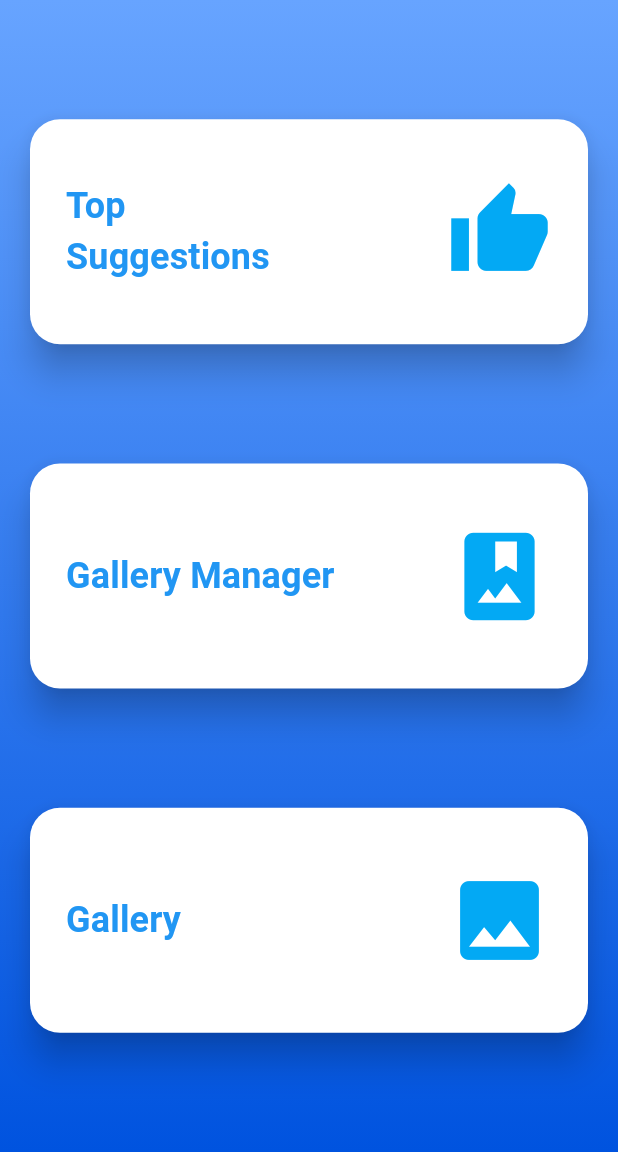
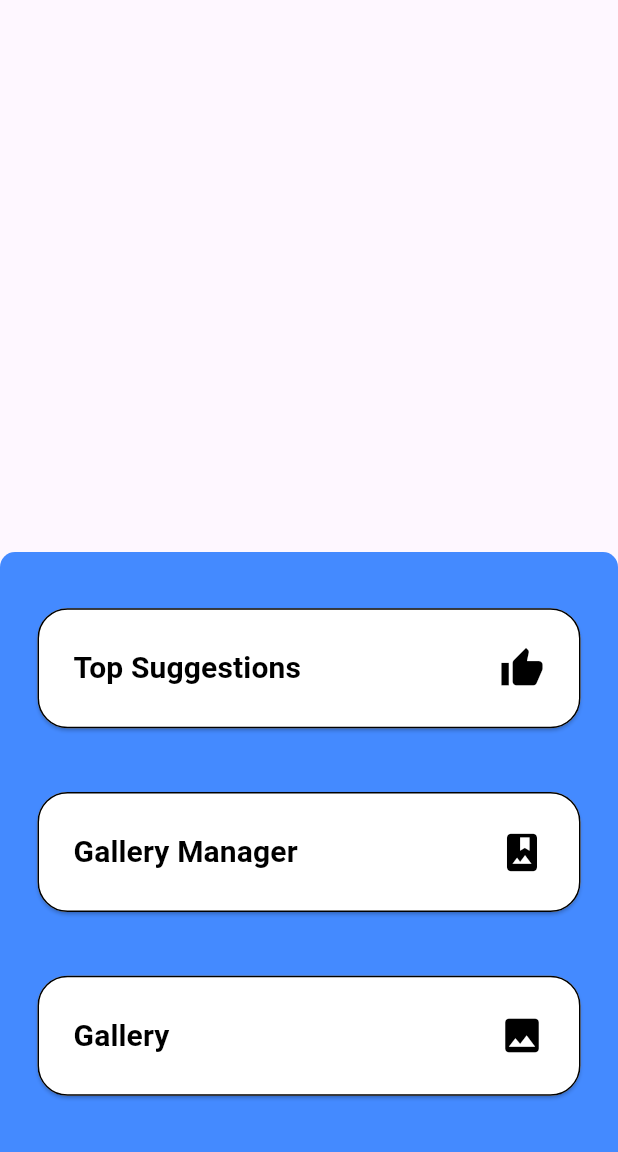
Before and after one commit to iRajapaksha/PhotoApp, a Flutter app: the screen it shows after launch, after a tap on "Get started", on a phone screen of 412 x 824 dp, the part 84-1236 px from its top. Run offline on Flutter 3.47's test engine with Material 3 defaults, Android fonts, the phone set to English and light mode, and no system bars; our stand-ins replace flutter_svg, get, lottie, scroll_snap_list.

Commit message:
added styles

```diff
--- a/lib/view/gallery_manager.dart
+++ b/lib/view/gallery_manager.dart
@@ -52,14 +52,19 @@ class _GalleryManagerState extends State<GalleryManager> {
                 ],
               ),
             ),
-            const TabBar(tabs: [
+            const TabBar(
+              indicatorColor: Colors.white, // Change the indicator color here
+              labelColor: Colors.blueAccent, // Change the selected tab text color here
+              tabs: [
                 Tab(
                   text: "Duplicate",
                 ),
                 Tab(
                   text: "Defected",
                 ),
-            ]),
+              ],
+            ),
+
             Expanded(
               child: TabBarView(children: [
                 Column(
--- a/lib/view/home.dart
+++ b/lib/view/home.dart
@@ -1,36 +1,48 @@
 import 'package:flutter/material.dart';
+import 'package:get/get.dart';
 import 'package:photo_app/view/gallery_manager.dart';
 import 'package:photo_app/view/top_suggestions.dart';
 import 'package:photo_app/components/nav_bar.dart';
 import 'package:photo_app/view/gallery_view.dart';
 
 class Home extends StatelessWidget {
-  const Home({super.key});
+  const Home({Key? key});
 
   @override
   Widget build(BuildContext context) {
     return Scaffold(
       appBar: appBar(),
       endDrawer: endDrawer(context),
-      body: Container(
+      body: Stack(
+        children: [
+          // Background image
+          // Image.asset(
+          //   'assets/icons/viktor-zhulin-c9NpkmAwBzc-unsplash.jpg', // Adjust the path to your image
+          //   fit: BoxFit.fill,
+          //   width: double.infinity,
+          //   height: double.infinity,
+          // ),
+          // Container with buttons
+          Align(
+            alignment: Alignment.bottomCenter,
+            child: ClipRRect(
+              borderRadius: const BorderRadius.only(
+                topLeft: Radius.circular(10),
+                topRight: Radius.circular(10),
+              ),
+              child: Container(
                 decoration: const BoxDecoration(
-          gradient: LinearGradient(
-            begin: Alignment.topCenter,
-            end: Alignment.bottomCenter,
-            colors: [
-              Color(0xFF67A4FF),
-              Color(0xFF0053DF),
-            ],
+                  color: Colors.blueAccent// Add opacity to the color for a semi-transparent background
                 ),
-        ),
-        child: Center(
+                width: 450,
+                height: 400, // Adjust height here
                 child: Column(
                   mainAxisAlignment: MainAxisAlignment.spaceEvenly,
                   children: [
                     _buildMenuButton(
                       context,
-                "Top\nSuggestions",
-                Icons.thumb_up, // Icon for Top Suggestions button
+                      "Top Suggestions",
+                      Icons.thumb_up,
                           () {
                         Navigator.push(
                           context,
@@ -56,7 +68,7 @@ class Home extends StatelessWidget {
                     _buildMenuButton(
                       context,
                       "Gallery",
-                Icons.image, // Icon for Gallery button
+                      Icons.image,
                           () {
                         Navigator.push(
                           context,
@@ -70,24 +82,24 @@ class Home extends StatelessWidget {
                 ),
               ),
             ),
+          ),
+        ],
+      ),
     );
   }
 
-  Widget _buildMenuButton(
-      BuildContext context, String text, IconData iconData, VoidCallback onPressed) {
-    return SizedBox(
-      width: double.infinity,
-      height: 150,
-      child: Padding(
-        padding: const EdgeInsets.symmetric(horizontal: 20),
+  Widget _buildMenuButton(BuildContext context, String text, IconData iconData, VoidCallback onPressed) {
+    return Padding(
+      padding: const EdgeInsets.symmetric(horizontal: 25, vertical: 5),
       child: ElevatedButton(
         onPressed: onPressed,
         style: ElevatedButton.styleFrom(
-            backgroundColor: Colors.white,
+          primary: Colors.white,
+          minimumSize: const Size(100, 80),
           shape: RoundedRectangleBorder(
-              borderRadius: BorderRadius.circular(20),
+            borderRadius: BorderRadius.circular(20.0),
+            side: const BorderSide(color: Colors.black), // Add black margin
           ),
-            elevation: 10,
         ),
         child: Row(
           mainAxisAlignment: MainAxisAlignment.spaceBetween,
@@ -95,20 +107,20 @@ class Home extends StatelessWidget {
             Text(
               text,
               style: const TextStyle(
-                  fontSize: 24,
-                  color: Colors.blue,
+                fontSize: 20,
                 fontWeight: FontWeight.bold,
+                color: Colors.black,
               ),
             ),
             Icon(
               iconData,
-                size: 70,
-                color: Colors.lightBlue,
+              size: 30,
+              color: Colors.black,
             ),
           ],
         ),
       ),
-      ),
     );
   }
+
 }
--- a/lib/view/top_suggestion_selected.dart
+++ b/lib/view/top_suggestion_selected.dart
@@ -33,7 +33,7 @@ class _TopSuggestionSelectedState extends State<TopSuggestionSelected> {
           children: [
             Container(
               decoration: const BoxDecoration(
-                  color: Color.fromARGB(255, 200, 200, 200)),
+              color: Color.fromARGB(255, 200, 200, 200)),
               height: 35,
               width: 500,
               child: Row(
@@ -49,7 +49,13 @@ class _TopSuggestionSelectedState extends State<TopSuggestionSelected> {
                   const SizedBox(
                     width: 8,
                   ),
-                  const Text("Sharing Content"),
+                  const Text(
+                    "Sharing content",
+                    style: TextStyle(
+                      color: Colors.black, // Change font color to white
+                      fontSize: 16, // Optionally, adjust font size
+                    ),
+                  ),
                 ],
               ),
             ),
@@ -98,10 +104,10 @@ class _TopSuggestionSelectedState extends State<TopSuggestionSelected> {
             ),
             Container(
               margin: const EdgeInsets.only(top: 10.0), // Adjust margin to move the box down
-              padding: const EdgeInsets.symmetric(vertical: 10.0),
+              padding: const EdgeInsets.symmetric(vertical: 12.0),
               width: 350,
               decoration: BoxDecoration(
-                color: Colors.grey[200], // Example: Box color
+                color: Colors.black12, // Example: Box color
                 borderRadius: BorderRadius.circular(10), // Example: Rounded corners
               ),
               child: Text(
@@ -135,7 +141,7 @@ class _TopSuggestionSelectedState extends State<TopSuggestionSelected> {
                           )));
                 },
                 style: ElevatedButton.styleFrom(
-                    backgroundColor: Colors.blue,
+                    backgroundColor: Colors.blueAccent,
                     minimumSize: const Size(120, 40),
                     shape: RoundedRectangleBorder(
                         borderRadius: BorderRadius.circular(20))),
--- a/lib/view/top_suggestions.dart
+++ b/lib/view/top_suggestions.dart
@@ -7,14 +7,12 @@ import 'package:scroll_snap_list/scroll_snap_list.dart';
 
 class TopSuggestions extends StatefulWidget {
   const TopSuggestions({super.key});
-
   @override
   State<TopSuggestions> createState() => _TopSuggestionsState();
 }
 
 class _TopSuggestionsState extends State<TopSuggestions> {
   int selectedPhotoIndex = 0;
-
   List<Photo> photos = [];
 
   void _getInitInfo() {
@@ -47,7 +45,14 @@ class _TopSuggestionsState extends State<TopSuggestions> {
                 const SizedBox(
                   width: 8,
                 ),
-                const Text("Top Suggestions"),
+                const Text(
+                  "Top Suggestions",
+                  style: TextStyle(
+                    color: Colors.black, // Change font color to white
+                    fontSize: 16, // Optionally, adjust font size
+                  ),
+                ),
+
               ],
             ),
           ),
@@ -83,7 +88,7 @@ class _TopSuggestionsState extends State<TopSuggestions> {
                           selectedPhoto: photos[selectedPhotoIndex])));
             },
             style: ElevatedButton.styleFrom(
-                backgroundColor: Colors.blue,
+                backgroundColor: Colors.blueAccent,
                 minimumSize: const Size(150, 40),
                 shape: RoundedRectangleBorder(
                     borderRadius: BorderRadius.circular(20))),
@@ -126,10 +131,6 @@ class _TopSuggestionsState extends State<TopSuggestions> {
               ),
             ),
           ),
-
-
-
-
         ],
       ),
     );
--- a/lib/view/welcome_view.dart
+++ b/lib/view/welcome_view.dart
@@ -2,6 +2,54 @@ import 'package:flutter/material.dart';
 import 'package:lottie/lottie.dart';
 import 'package:photo_app/view/home.dart';
 
+class BackgroundTriangles extends StatelessWidget {
+  const BackgroundTriangles({super.key});
+
+  @override
+  Widget build(BuildContext context) {
+    return CustomPaint(
+      size: MediaQuery.of(context).size,
+      painter: _BackgroundTrianglePainter(),
+    );
+  }
+}
+
+class _BackgroundTrianglePainter extends CustomPainter {
+  @override
+  void paint(Canvas canvas, Size size) {
+    final paint = Paint()
+      ..color = Colors.blueAccent
+      ..style = PaintingStyle.fill;
+
+    final double width = size.width;
+    final double height = size.height;
+
+    // Define coordinates for two triangles
+    final List<List<Offset>> triangles = [
+      [
+        Offset(width * 0, height * 1),
+        Offset(width * 0, height * 0),
+        Offset(width * 1, height * 0),
+      ],
+    ];
+
+    // Draw the triangles
+    for (final triangle in triangles) {
+      final path = Path()
+        ..moveTo(triangle[0].dx, triangle[0].dy)
+        ..lineTo(triangle[1].dx, triangle[1].dy)
+        ..lineTo(triangle[2].dx, triangle[2].dy)
+        ..close();
+
+      canvas.drawPath(path, paint);
+    }
+  }
+
+  @override
+  bool shouldRepaint(CustomPainter oldDelegate) {
+    return false;
+  }
+}
 
 class WelcomeView extends StatelessWidget {
   const WelcomeView({super.key});
@@ -9,50 +57,54 @@ class WelcomeView extends StatelessWidget {
   @override
   Widget build(BuildContext context) {
     return Scaffold(
-      body: Container(
-        decoration: const BoxDecoration(
-          gradient: RadialGradient(
-            colors: [
-              Color(0xFF1FA2FD),
-              Color(0xFF0072ff),
-            ],
-            radius: 1,
-            center: Alignment.topLeft,
+      body: Stack(
+        children: [
+          Container(
+            // decoration: const BoxDecoration(
+            //   gradient: RadialGradient(
+            //     colors: [
+            //       Color(0xFF1FA2FD),
+            //       Color(0xFF0072ff),
+            //     ],
+            //     radius: 1,
+            //     center: Alignment.topLeft,
+            //   ),
+            // ),
           ),
-        ),
-        child: Column(
+          const BackgroundTriangles(), // Add background triangles
+          Column(
             mainAxisAlignment: MainAxisAlignment.center,
             children: [
               const Padding(
                 padding: EdgeInsets.only(left: 20.0, top: 120.0),
-              child: Row(
-                crossAxisAlignment: CrossAxisAlignment.start,
-                children: [
-                  Text(
-                    'Hi There!',
-                    style: TextStyle(
-                      fontSize: 28.0,
-                      color: Colors.white,
-                      fontWeight: FontWeight.bold,
-                    ),
-                  ),
-                ],
-              ),
+                // child: Row(
+                //   crossAxisAlignment: CrossAxisAlignment.start,
+                //   children: [
+                //     Text(
+                //       'Hi There!',
+                //       style: TextStyle(
+                //         fontSize: 28.0,
+                //         color: Colors.black87,
+                //         fontWeight: FontWeight.bold,
+                //       ),
+                //     ),
+                //   ],
+                // ),
               ),
               Expanded(
                 child: Center(
                   child: Column(
-                  mainAxisAlignment: MainAxisAlignment.center,
+                    mainAxisAlignment: MainAxisAlignment.start,
                     children: [
                       const Text(
-                      'WELCOME TO',
+                        'WELCOME\nTO',
+                        textAlign: TextAlign.center,
                         style: TextStyle(
-                        fontSize: 35.0,
+                          fontSize: 30.0,
                           color: Colors.white,
-                        fontWeight: FontWeight.bold,
                         ),
                       ),
-                    const SizedBox(height: 50.0),
+                      const SizedBox(height: 30.0),
                       const Text(
                         'PhotoApp',
                         style: TextStyle(
@@ -75,7 +127,6 @@ class WelcomeView extends StatelessWidget {
                             ),
                           ),
                         ],
-
                       ),
                     ],
                   ),
@@ -92,16 +143,17 @@ class WelcomeView extends StatelessWidget {
                     );
                   },
                   style: ElevatedButton.styleFrom(
-                  backgroundColor: Colors.black, // renamed to primary
-                  minimumSize: const Size(180, 40),
+                    primary: Colors.white,
+                    minimumSize: const Size(100, 50),
                     shape: RoundedRectangleBorder(
-                    borderRadius: BorderRadius.circular(20.0), // added rounded corners
+                      borderRadius: BorderRadius.circular(8.0),
+                      side: const BorderSide(color: Colors.black), // Add black margin
                     ),
                   ),
                   child: const Text(
                     'Get started',
                     style: TextStyle(
-                    color: Colors.white,
+                      color: Colors.black,
                       fontSize: 24.0,
                     ),
                   ),
@@ -109,6 +161,7 @@ class WelcomeView extends StatelessWidget {
               ),
             ],
           ),
+        ],
       ),
     );
   }
--- a/pubspec.yaml
+++ b/pubspec.yaml
@@ -72,6 +72,7 @@ flutter:
     - assets/animation/Animation - 1709192474910.json
   #   - images/a_dot_ham.jpeg
 
+
   # An image asset can refer to one or more resolution-specific "variants", see
   # https://flutter.dev/assets-and-images/#resolution-aware
 
```
Also changed, not shown: assets/icons/viktor-zhulin-c9NpkmAwBzc-unsplash.jpg (added), lib/view/gallery_view.dart (line endings or trailing spaces). Lines whose indentation alone changed are shown as unchanged.
